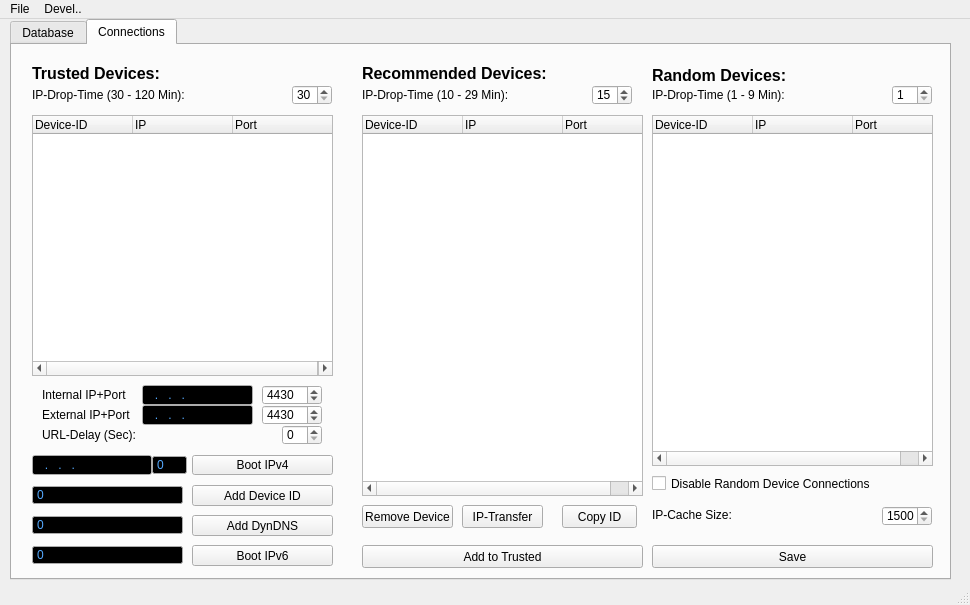
Above: ui/aradomain.ui from berndhs/arado before the change. Below: the same form after it.
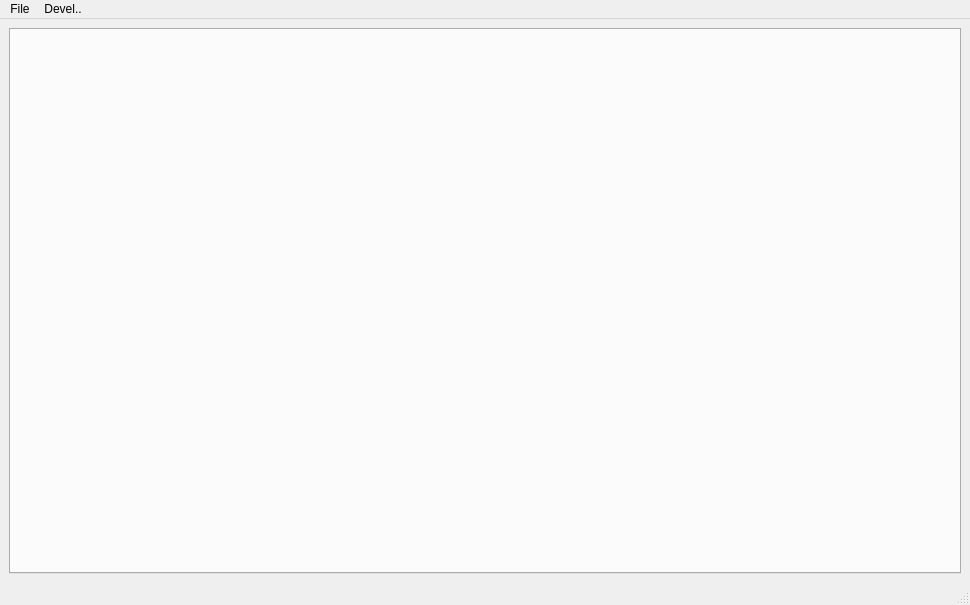
That is the form after the change. The open tabs and pages were chosen to show the change. Icons and pictures are not drawn.

Commit message: reorganize display widgets, display some things from the URL database

```diff
--- a/ui/aradomain.ui
+++ b/ui/aradomain.ui
@@ -14,1400 +14,11 @@
    <string>MainWindow</string>
   </property>
   <widget class="QWidget" name="centralwidget">
-   <widget class="QTabWidget" name="tabWidgetDatabase">
-    <property name="geometry">
-     <rect>
-      <x>10</x>
-      <y>0</y>
-      <width>941</width>
-      <height>561</height>
-     </rect>
-    </property>
-    <property name="sizePolicy">
-     <sizepolicy hsizetype="Preferred" vsizetype="Expanding">
-      <horstretch>0</horstretch>
-      <verstretch>0</verstretch>
-     </sizepolicy>
-    </property>
-    <property name="minimumSize">
-     <size>
-      <width>0</width>
-      <height>0</height>
-     </size>
-    </property>
-    <property name="currentIndex">
-     <number>0</number>
-    </property>
-    <widget class="QWidget" name="tab_database">
-     <attribute name="title">
-      <string>Database</string>
-     </attribute>
-     <widget class="QPushButton" name="buttonrecent">
-      <property name="geometry">
-       <rect>
-        <x>830</x>
-        <y>90</y>
-        <width>80</width>
-        <height>25</height>
-       </rect>
-      </property>
-      <property name="toolTip">
-       <string>Show the latest added URLs on top.</string>
-      </property>
-      <property name="text">
-       <string>Show Recent</string>
-      </property>
-     </widget>
-     <widget class="QPushButton" name="buttonfilter">
-      <property name="geometry">
-       <rect>
-        <x>720</x>
-        <y>90</y>
-        <width>80</width>
-        <height>25</height>
-       </rect>
-      </property>
-      <property name="toolTip">
-       <string>Filter your local URL-database for the entered keyword(s).</string>
-      </property>
-      <property name="text">
-       <string>Search</string>
-      </property>
-     </widget>
-     <widget class="QLabel" name="label">
-      <property name="geometry">
-       <rect>
-        <x>150</x>
-        <y>30</y>
-        <width>10000</width>
-        <height>45</height>
-       </rect>
-      </property>
-      <property name="minimumSize">
-       <size>
-        <width>10000</width>
-        <height>0</height>
-       </size>
-      </property>
-      <property name="font">
-       <font>
-        <pointsize>24</pointsize>
-        <weight>75</weight>
-        <bold>true</bold>
-       </font>
-      </property>
-      <property name="toolTip">
-       <string>ARADO is a networked URL Database, which saves your added URLs and syncs newest URLs with your connected devices.</string>
-      </property>
-      <property name="text">
-       <string>ARADO - URL Database</string>
-      </property>
-     </widget>
-     <widget class="QLineEdit" name="textenterbox">
-      <property name="geometry">
-       <rect>
-        <x>120</x>
-        <y>90</y>
-        <width>571</width>
-        <height>25</height>
-       </rect>
-      </property>
-      <property name="toolTip">
-       <string>Enter a keyword or SHA1 for a search in your local URL-database or enter any URL to add it to your database.</string>
-      </property>
-     </widget>
-     <widget class="QLabel" name="labelconnections">
-      <property name="geometry">
-       <rect>
-        <x>770</x>
-        <y>500</y>
-        <width>151</width>
-        <height>20</height>
-       </rect>
-      </property>
-      <property name="toolTip">
-       <string>Shows how many incoming and outgoing connections are established (maximum = 30). If connections = 0, please add one online IP+Port and press the boot button to connect and fill the IP-cache.</string>
-      </property>
-      <property name="text">
-       <string>Connections (in/out): 30/30</string>
-      </property>
-     </widget>
-     <widget class="QPushButton" name="buttonopenurl">
-      <property name="geometry">
-       <rect>
-        <x>580</x>
-        <y>30</y>
-        <width>341</width>
-        <height>40</height>
-       </rect>
-      </property>
-      <property name="toolTip">
-       <string>Open the marked URL in the browser.</string>
-      </property>
-      <property name="text">
-       <string>Browse URL</string>
-      </property>
-     </widget>
-     <widget class="QPushButton" name="buttonaddurl">
-      <property name="geometry">
-       <rect>
-        <x>15</x>
-        <y>25</y>
-        <width>90</width>
-        <height>90</height>
-       </rect>
-      </property>
-      <property name="toolTip">
-       <string>Add URL: Press the logo and add the entered URL to your local database. A pop-up window asks you to add a short URL description or keywords seperated by blanks.</string>
-      </property>
-      <property name="text">
-       <string/>
-      </property>
-      <property name="icon">
-       <iconset>
-        <normaloff>../../../../Users/extensa/.designer/arado-logo-coloured.png</normaloff>../../../../Users/extensa/.designer/arado-logo-coloured.png</iconset>
-      </property>
-      <property name="iconSize">
-       <size>
-        <width>90</width>
-        <height>90</height>
-       </size>
-      </property>
-     </widget>
-     <widget class="QScrollArea" name="scrollArea">
-      <property name="geometry">
-       <rect>
-        <x>15</x>
-        <y>130</y>
-        <width>901</width>
-        <height>361</height>
-       </rect>
-      </property>
-      <property name="widgetResizable">
-       <bool>true</bool>
-      </property>
-      <widget class="QWidget" name="scrollAreaWidgetContents">
-       <property name="geometry">
-        <rect>
-         <x>0</x>
-         <y>0</y>
-         <width>899</width>
-         <height>359</height>
-        </rect>
-       </property>
-       <widget class="QTreeWidget" name="treeWidget_4">
-        <property name="geometry">
-         <rect>
-          <x>10</x>
-          <y>10</y>
-          <width>881</width>
-          <height>341</height>
-         </rect>
-        </property>
-        <attribute name="headerDefaultSectionSize">
-         <number>200</number>
-        </attribute>
-        <column>
-         <property name="text">
-          <string>SHA1</string>
-         </property>
-        </column>
-        <column>
-         <property name="text">
-          <string>TITLE / DESCRIPTION</string>
-         </property>
-        </column>
-        <column>
-         <property name="text">
-          <string>URL</string>
-         </property>
-        </column>
-        <column>
-         <property name="text">
-          <string>KEYWORDS</string>
-         </property>
-        </column>
-        <column>
-         <property name="text">
-          <string>INCOMING TIME</string>
-         </property>
-        </column>
-       </widget>
-      </widget>
-     </widget>
-    </widget>
-    <widget class="QWidget" name="tab_devices">
-     <attribute name="title">
-      <string>Connections</string>
-     </attribute>
-     <widget class="QTreeWidget" name="treeWidget">
-      <property name="geometry">
-       <rect>
-        <x>20</x>
-        <y>70</y>
-        <width>301</width>
-        <height>261</height>
-       </rect>
-      </property>
-      <attribute name="headerDefaultSectionSize">
-       <number>100</number>
-      </attribute>
-      <column>
-       <property name="text">
-        <string>Device-ID</string>
-       </property>
-      </column>
-      <column>
-       <property name="text">
-        <string>IP</string>
-       </property>
-      </column>
-      <column>
-       <property name="text">
-        <string>Port</string>
-       </property>
-      </column>
-     </widget>
-     <widget class="QTreeWidget" name="treeWidget_2">
-      <property name="geometry">
-       <rect>
-        <x>350</x>
-        <y>70</y>
-        <width>281</width>
-        <height>381</height>
-       </rect>
-      </property>
-      <attribute name="headerDefaultSectionSize">
-       <number>100</number>
-      </attribute>
-      <column>
-       <property name="text">
-        <string>Device-ID</string>
-       </property>
-      </column>
-      <column>
-       <property name="text">
-        <string>IP</string>
-       </property>
-      </column>
-      <column>
-       <property name="text">
-        <string>Port</string>
-       </property>
-      </column>
-     </widget>
-     <widget class="QTreeWidget" name="treeWidget_3">
-      <property name="geometry">
-       <rect>
-        <x>640</x>
-        <y>70</y>
-        <width>281</width>
-        <height>351</height>
-       </rect>
-      </property>
-      <attribute name="headerDefaultSectionSize">
-       <number>100</number>
-      </attribute>
-      <column>
-       <property name="text">
-        <string>Device-ID</string>
-       </property>
-      </column>
-      <column>
-       <property name="text">
-        <string>IP</string>
-       </property>
-      </column>
-      <column>
-       <property name="text">
-        <string>Port</string>
-       </property>
-      </column>
-     </widget>
-     <widget class="QLabel" name="label_2">
-      <property name="geometry">
-       <rect>
-        <x>20</x>
-        <y>20</y>
-        <width>301</width>
-        <height>16</height>
-       </rect>
-      </property>
-      <property name="font">
-       <font>
-        <pointsize>12</pointsize>
-        <weight>75</weight>
-        <bold>true</bold>
-       </font>
-      </property>
-      <property name="text">
-       <string>Trusted Devices:</string>
-      </property>
-     </widget>
-     <widget class="QLabel" name="label_3">
-      <property name="geometry">
-       <rect>
-        <x>350</x>
-        <y>20</y>
-        <width>271</width>
-        <height>16</height>
-       </rect>
-      </property>
-      <property name="font">
-       <font>
-        <pointsize>12</pointsize>
-        <weight>75</weight>
-        <bold>true</bold>
-       </font>
-      </property>
-      <property name="text">
-       <string>Recommended Devices:</string>
-      </property>
-     </widget>
-     <widget class="QLabel" name="label_4">
-      <property name="geometry">
-       <rect>
-        <x>640</x>
-        <y>20</y>
-        <width>281</width>
-        <height>20</height>
-       </rect>
-      </property>
-      <property name="font">
-       <font>
-        <pointsize>12</pointsize>
-        <weight>75</weight>
-        <bold>true</bold>
-       </font>
-      </property>
-      <property name="text">
-       <string>Random Devices:</string>
-      </property>
-     </widget>
-     <widget class="QLineEdit" name="addip_2">
-      <property name="geometry">
-       <rect>
-        <x>20</x>
-        <y>410</y>
-        <width>120</width>
-        <height>20</height>
-       </rect>
-      </property>
-      <property name="palette">
-       <palette>
-        <active>
-         <colorrole role="Text">
-          <brush brushstyle="SolidPattern">
-           <color alpha="255">
-            <red>85</red>
-            <green>170</green>
-            <blue>255</blue>
-           </color>
-          </brush>
-         </colorrole>
-         <colorrole role="Base">
-          <brush brushstyle="SolidPattern">
-           <color alpha="255">
-            <red>0</red>
-            <green>0</green>
-            <blue>0</blue>
-           </color>
-          </brush>
-         </colorrole>
-        </active>
-        <inactive>
-         <colorrole role="Text">
-          <brush brushstyle="SolidPattern">
-           <color alpha="255">
-            <red>85</red>
-            <green>170</green>
-            <blue>255</blue>
-           </color>
-          </brush>
-         </colorrole>
-         <colorrole role="Base">
-          <brush brushstyle="SolidPattern">
-           <color alpha="255">
-            <red>0</red>
-            <green>0</green>
-            <blue>0</blue>
-           </color>
-          </brush>
-         </colorrole>
-        </inactive>
-        <disabled>
-         <colorrole role="Text">
-          <brush brushstyle="SolidPattern">
-           <color alpha="255">
-            <red>190</red>
-            <green>190</green>
-            <blue>190</blue>
-           </color>
-          </brush>
-         </colorrole>
-         <colorrole role="Base">
-          <brush brushstyle="SolidPattern">
-           <color alpha="255">
-            <red>239</red>
-            <green>235</green>
-            <blue>231</blue>
-           </color>
-          </brush>
-         </colorrole>
-        </disabled>
-       </palette>
-      </property>
-      <property name="font">
-       <font>
-        <kerning>true</kerning>
-       </font>
-      </property>
-      <property name="toolTip">
-       <string>Enter any online  IP-Adress of your network, if the IP-cache is empty.</string>
-      </property>
-      <property name="inputMask">
-       <string>999.999.999.999; </string>
-      </property>
-      <property name="frame">
-       <bool>true</bool>
-      </property>
-     </widget>
-     <widget class="QPushButton" name="buttonboot_2">
-      <property name="geometry">
-       <rect>
-        <x>180</x>
-        <y>410</y>
-        <width>141</width>
-        <height>20</height>
-       </rect>
-      </property>
-      <property name="toolTip">
-       <string>Boot with an IP+Port, if the IP-cache is empty or outdated.</string>
-      </property>
-      <property name="text">
-       <string>Boot IPv4</string>
-      </property>
-     </widget>
-     <widget class="QSpinBox" name="addport_2">
-      <property name="geometry">
-       <rect>
-        <x>140</x>
-        <y>410</y>
-        <width>35</width>
-        <height>20</height>
-       </rect>
-      </property>
-      <property name="sizePolicy">
-       <sizepolicy hsizetype="Expanding" vsizetype="Fixed">
-        <horstretch>0</horstretch>
-        <verstretch>0</verstretch>
-       </sizepolicy>
-      </property>
-      <property name="palette">
-       <palette>
-        <active>
-         <colorrole role="Text">
-          <brush brushstyle="SolidPattern">
-           <color alpha="255">
-            <red>85</red>
-            <green>170</green>
-            <blue>255</blue>
-           </color>
-          </brush>
-         </colorrole>
-         <colorrole role="Base">
-          <brush brushstyle="SolidPattern">
-           <color alpha="255">
-            <red>0</red>
-            <green>0</green>
-            <blue>0</blue>
-           </color>
-          </brush>
-         </colorrole>
-        </active>
-        <inactive>
-         <colorrole role="Text">
-          <brush brushstyle="SolidPattern">
-           <color alpha="255">
-            <red>85</red>
-            <green>170</green>
-            <blue>255</blue>
-           </color>
-          </brush>
-         </colorrole>
-         <colorrole role="Base">
-          <brush brushstyle="SolidPattern">
-           <color alpha="255">
-            <red>0</red>
-            <green>0</green>
-            <blue>0</blue>
-           </color>
-          </brush>
-         </colorrole>
-        </inactive>
-        <disabled>
-         <colorrole role="Text">
-          <brush brushstyle="SolidPattern">
-           <color alpha="255">
-            <red>190</red>
-            <green>190</green>
-            <blue>190</blue>
-           </color>
-          </brush>
-         </colorrole>
-         <colorrole role="Base">
-          <brush brushstyle="SolidPattern">
-           <color alpha="255">
-            <red>239</red>
-            <green>235</green>
-            <blue>231</blue>
-           </color>
-          </brush>
-         </colorrole>
-        </disabled>
-       </palette>
-      </property>
-      <property name="toolTip">
-       <string>Add the referring port of the entered IP.</string>
-      </property>
-      <property name="frame">
-       <bool>true</bool>
-      </property>
-      <property name="buttonSymbols">
-       <enum>QAbstractSpinBox::NoButtons</enum>
-      </property>
-      <property name="maximum">
-       <number>65535</number>
-      </property>
-     </widget>
-     <widget class="QPushButton" name="pushButton">
-      <property name="geometry">
-       <rect>
-        <x>350</x>
-        <y>460</y>
-        <width>91</width>
-        <height>23</height>
-       </rect>
-      </property>
-      <property name="toolTip">
-       <string>Removes a trusted IP from the list.</string>
-      </property>
-      <property name="text">
-       <string>Remove Device</string>
-      </property>
-     </widget>
-     <widget class="QPushButton" name="pushButton_2">
-      <property name="geometry">
-       <rect>
-        <x>350</x>
-        <y>500</y>
-        <width>281</width>
-        <height>23</height>
-       </rect>
-      </property>
-      <property name="toolTip">
-       <string>Adds an IP from recommended or random list to trusted list.</string>
-      </property>
-      <property name="text">
-       <string>Add to Trusted</string>
-      </property>
-     </widget>
-     <widget class="QPushButton" name="pushButton_3">
-      <property name="geometry">
-       <rect>
-        <x>180</x>
-        <y>440</y>
-        <width>141</width>
-        <height>21</height>
-       </rect>
-      </property>
-      <property name="toolTip">
-       <string>Enter the Device-IP, the DHT will find the current IP.</string>
-      </property>
-      <property name="text">
-       <string>Add Device ID</string>
-      </property>
-     </widget>
-     <widget class="QSpinBox" name="addport_3">
-      <property name="geometry">
-       <rect>
-        <x>20</x>
-        <y>440</y>
-        <width>151</width>
-        <height>20</height>
-       </rect>
-      </property>
-      <property name="sizePolicy">
-       <sizepolicy hsizetype="Expanding" vsizetype="Fixed">
-        <horstretch>0</horstretch>
-        <verstretch>0</verstretch>
-       </sizepolicy>
-      </property>
-      <property name="palette">
-       <palette>
-        <active>
-         <colorrole role="Text">
-          <brush brushstyle="SolidPattern">
-           <color alpha="255">
-            <red>85</red>
-            <green>170</green>
-            <blue>255</blue>
-           </color>
-          </brush>
-         </colorrole>
-         <colorrole role="Base">
-          <brush brushstyle="SolidPattern">
-           <color alpha="255">
-            <red>0</red>
-            <green>0</green>
-            <blue>0</blue>
-           </color>
-          </brush>
-         </colorrole>
-        </active>
-        <inactive>
-         <colorrole role="Text">
-          <brush brushstyle="SolidPattern">
-           <color alpha="255">
-            <red>85</red>
-            <green>170</green>
-            <blue>255</blue>
-           </color>
-          </brush>
-         </colorrole>
-         <colorrole role="Base">
-          <brush brushstyle="SolidPattern">
-           <color alpha="255">
-            <red>0</red>
-            <green>0</green>
-            <blue>0</blue>
-           </color>
-          </brush>
-         </colorrole>
-        </inactive>
-        <disabled>
-         <colorrole role="Text">
-          <brush brushstyle="SolidPattern">
-           <color alpha="255">
-            <red>190</red>
-            <green>190</green>
-            <blue>190</blue>
-           </color>
-          </brush>
-         </colorrole>
-         <colorrole role="Base">
-          <brush brushstyle="SolidPattern">
-           <color alpha="255">
-            <red>239</red>
-            <green>235</green>
-            <blue>231</blue>
-           </color>
-          </brush>
-         </colorrole>
-        </disabled>
-       </palette>
-      </property>
-      <property name="toolTip">
-       <string>Add the referring port of the entered IP.</string>
-      </property>
-      <property name="frame">
-       <bool>true</bool>
-      </property>
-      <property name="buttonSymbols">
-       <enum>QAbstractSpinBox::NoButtons</enum>
-      </property>
-      <property name="maximum">
-       <number>65535</number>
-      </property>
-     </widget>
-     <widget class="QPushButton" name="pushButton_5">
-      <property name="geometry">
-       <rect>
-        <x>450</x>
-        <y>460</y>
-        <width>81</width>
-        <height>23</height>
-       </rect>
-      </property>
-      <property name="toolTip">
-       <string>Asks connected devices for their trusted, recommended and random Device-IP-Lists. Trusted Devices are transfered to Recommended List. All other into Random List.</string>
-      </property>
-      <property name="text">
-       <string>IP-Transfer</string>
-      </property>
-     </widget>
-     <widget class="QSpinBox" name="ipdrop_4">
-      <property name="geometry">
-       <rect>
-        <x>280</x>
-        <y>40</y>
-        <width>40</width>
-        <height>20</height>
-       </rect>
-      </property>
-      <property name="toolTip">
-       <string>IP-connections of your devices are dropped for sync-balancing reasons each X minutes (10-30).</string>
-      </property>
-      <property name="locale">
-       <locale language="German" country="Germany"/>
-      </property>
-      <property name="minimum">
-       <number>30</number>
-      </property>
-      <property name="maximum">
-       <number>120</number>
-      </property>
-     </widget>
-     <widget class="QLabel" name="labelipdrop_4">
-      <property name="geometry">
-       <rect>
-        <x>20</x>
-        <y>40</y>
-        <width>251</width>
-        <height>20</height>
-       </rect>
-      </property>
-      <property name="text">
-       <string>IP-Drop-Time (30 - 120 Min):</string>
-      </property>
-     </widget>
-     <widget class="QSpinBox" name="ipdrop_3">
-      <property name="geometry">
-       <rect>
-        <x>580</x>
-        <y>40</y>
-        <width>40</width>
-        <height>20</height>
-       </rect>
-      </property>
-      <property name="toolTip">
-       <string>IP-connections of your devices are dropped for sync-balancing reasons each X minutes (10-30).</string>
-      </property>
-      <property name="locale">
-       <locale language="German" country="Germany"/>
-      </property>
-      <property name="minimum">
-       <number>10</number>
-      </property>
-      <property name="maximum">
-       <number>29</number>
-      </property>
-      <property name="value">
-       <number>15</number>
-      </property>
-     </widget>
-     <widget class="QLabel" name="labelipdrop_3">
-      <property name="geometry">
-       <rect>
-        <x>350</x>
-        <y>40</y>
-        <width>231</width>
-        <height>20</height>
-       </rect>
-      </property>
-      <property name="text">
-       <string>IP-Drop-Time (10 - 29 Min):</string>
-      </property>
-     </widget>
-     <widget class="QLabel" name="labelipdrop_2">
-      <property name="geometry">
-       <rect>
-        <x>640</x>
-        <y>40</y>
-        <width>221</width>
-        <height>20</height>
-       </rect>
-      </property>
-      <property name="text">
-       <string>IP-Drop-Time (1 - 9 Min):</string>
-      </property>
-     </widget>
-     <widget class="QSpinBox" name="ipdrop_2">
-      <property name="geometry">
-       <rect>
-        <x>880</x>
-        <y>40</y>
-        <width>40</width>
-        <height>20</height>
-       </rect>
-      </property>
-      <property name="toolTip">
-       <string>IP-connections of your devices are dropped for sync-balancing reasons each X minutes (10-30).</string>
-      </property>
-      <property name="locale">
-       <locale language="German" country="Germany"/>
-      </property>
-      <property name="minimum">
-       <number>1</number>
-      </property>
-      <property name="maximum">
-       <number>9</number>
-      </property>
-     </widget>
-     <widget class="QPushButton" name="pushButton_4">
-      <property name="geometry">
-       <rect>
-        <x>180</x>
-        <y>470</y>
-        <width>141</width>
-        <height>21</height>
-       </rect>
-      </property>
-      <property name="toolTip">
-       <string>Add DynDNS URL for any IP to the trusted Cache.</string>
-      </property>
-      <property name="text">
-       <string>Add DynDNS</string>
-      </property>
-     </widget>
-     <widget class="QSpinBox" name="addport_5">
-      <property name="geometry">
-       <rect>
-        <x>20</x>
-        <y>470</y>
-        <width>151</width>
-        <height>20</height>
-       </rect>
-      </property>
-      <property name="sizePolicy">
-       <sizepolicy hsizetype="Expanding" vsizetype="Fixed">
-        <horstretch>0</horstretch>
-        <verstretch>0</verstretch>
-       </sizepolicy>
-      </property>
-      <property name="palette">
-       <palette>
-        <active>
-         <colorrole role="Text">
-          <brush brushstyle="SolidPattern">
-           <color alpha="255">
-            <red>85</red>
-            <green>170</green>
-            <blue>255</blue>
-           </color>
-          </brush>
-         </colorrole>
-         <colorrole role="Base">
-          <brush brushstyle="SolidPattern">
-           <color alpha="255">
-            <red>0</red>
-            <green>0</green>
-            <blue>0</blue>
-           </color>
-          </brush>
-         </colorrole>
-        </active>
-        <inactive>
-         <colorrole role="Text">
-          <brush brushstyle="SolidPattern">
-           <color alpha="255">
-            <red>85</red>
-            <green>170</green>
-            <blue>255</blue>
-           </color>
-          </brush>
-         </colorrole>
-         <colorrole role="Base">
-          <brush brushstyle="SolidPattern">
-           <color alpha="255">
-            <red>0</red>
-            <green>0</green>
-            <blue>0</blue>
-           </color>
-          </brush>
-         </colorrole>
-        </inactive>
-        <disabled>
-         <colorrole role="Text">
-          <brush brushstyle="SolidPattern">
-           <color alpha="255">
-            <red>190</red>
-            <green>190</green>
-            <blue>190</blue>
-           </color>
-          </brush>
-         </colorrole>
-         <colorrole role="Base">
-          <brush brushstyle="SolidPattern">
-           <color alpha="255">
-            <red>239</red>
-            <green>235</green>
-            <blue>231</blue>
-           </color>
-          </brush>
-         </colorrole>
-        </disabled>
-       </palette>
-      </property>
-      <property name="toolTip">
-       <string>Add the referring port of the entered IP.</string>
-      </property>
-      <property name="frame">
-       <bool>true</bool>
-      </property>
-      <property name="buttonSymbols">
-       <enum>QAbstractSpinBox::NoButtons</enum>
-      </property>
-      <property name="maximum">
-       <number>65535</number>
-      </property>
-     </widget>
-     <widget class="QSpinBox" name="addport_6">
-      <property name="geometry">
-       <rect>
-        <x>20</x>
-        <y>500</y>
-        <width>151</width>
-        <height>20</height>
-       </rect>
-      </property>
-      <property name="sizePolicy">
-       <sizepolicy hsizetype="Expanding" vsizetype="Fixed">
-        <horstretch>0</horstretch>
-        <verstretch>0</verstretch>
-       </sizepolicy>
-      </property>
-      <property name="palette">
-       <palette>
-        <active>
-         <colorrole role="Text">
-          <brush brushstyle="SolidPattern">
-           <color alpha="255">
-            <red>85</red>
-            <green>170</green>
-            <blue>255</blue>
-           </color>
-          </brush>
-         </colorrole>
-         <colorrole role="Base">
-          <brush brushstyle="SolidPattern">
-           <color alpha="255">
-            <red>0</red>
-            <green>0</green>
-            <blue>0</blue>
-           </color>
-          </brush>
-         </colorrole>
-        </active>
-        <inactive>
-         <colorrole role="Text">
-          <brush brushstyle="SolidPattern">
-           <color alpha="255">
-            <red>85</red>
-            <green>170</green>
-            <blue>255</blue>
-           </color>
-          </brush>
-         </colorrole>
-         <colorrole role="Base">
-          <brush brushstyle="SolidPattern">
-           <color alpha="255">
-            <red>0</red>
-            <green>0</green>
-            <blue>0</blue>
-           </color>
-          </brush>
-         </colorrole>
-        </inactive>
-        <disabled>
-         <colorrole role="Text">
-          <brush brushstyle="SolidPattern">
-           <color alpha="255">
-            <red>190</red>
-            <green>190</green>
-            <blue>190</blue>
-           </color>
-          </brush>
-         </colorrole>
-         <colorrole role="Base">
-          <brush brushstyle="SolidPattern">
-           <color alpha="255">
-            <red>239</red>
-            <green>235</green>
-            <blue>231</blue>
-           </color>
-          </brush>
-         </colorrole>
-        </disabled>
-       </palette>
-      </property>
-      <property name="toolTip">
-       <string>Add the referring port of the entered IP.</string>
-      </property>
-      <property name="frame">
-       <bool>true</bool>
-      </property>
-      <property name="buttonSymbols">
-       <enum>QAbstractSpinBox::NoButtons</enum>
-      </property>
-      <property name="maximum">
-       <number>65535</number>
-      </property>
-     </widget>
-     <widget class="QPushButton" name="pushButton_6">
-      <property name="geometry">
-       <rect>
-        <x>180</x>
-        <y>500</y>
-        <width>141</width>
-        <height>21</height>
-       </rect>
-      </property>
-      <property name="toolTip">
-       <string>Boot with any online IPv6 Adress</string>
-      </property>
-      <property name="text">
-       <string>Boot IPv6</string>
-      </property>
-     </widget>
-     <widget class="QSpinBox" name="ipcachesize_3">
-      <property name="geometry">
-       <rect>
-        <x>870</x>
-        <y>461</y>
-        <width>50</width>
-        <height>20</height>
-       </rect>
-      </property>
-      <property name="toolTip">
-       <string>Amount of IP-adresses in your IP-cache (1500-5000). Rise up, if all IP-adresses are outdated or offline and connections fail after a start.  Then each minute a request is sent to the boot-IP-connections, to fill the cache for 100%.</string>
-      </property>
-      <property name="minimum">
-       <number>1500</number>
-      </property>
-      <property name="maximum">
-       <number>5000</number>
-      </property>
-      <property name="value">
-       <number>1500</number>
-      </property>
-     </widget>
-     <widget class="QLabel" name="labelipcachesize_3">
-      <property name="geometry">
-       <rect>
-        <x>640</x>
-        <y>460</y>
-        <width>221</width>
-        <height>20</height>
-       </rect>
-      </property>
-      <property name="text">
-       <string>IP-Cache Size:</string>
-      </property>
-     </widget>
-     <widget class="QLabel" name="labelurldelay_3">
-      <property name="geometry">
-       <rect>
-        <x>30</x>
-        <y>380</y>
-        <width>231</width>
-        <height>20</height>
-       </rect>
-      </property>
-      <property name="text">
-       <string>URL-Delay (Sec):</string>
-      </property>
-     </widget>
-     <widget class="QSpinBox" name="urldelay_3">
-      <property name="geometry">
-       <rect>
-        <x>270</x>
-        <y>380</y>
-        <width>40</width>
-        <height>20</height>
-       </rect>
-      </property>
-      <property name="toolTip">
-       <string>An URLs is transferred each X seconds to each connection. Delay defines the used bandwidth. 0 means as fast as possible.</string>
-      </property>
-     </widget>
-     <widget class="QSpinBox" name="myport_2">
-      <property name="geometry">
-       <rect>
-        <x>250</x>
-        <y>360</y>
-        <width>60</width>
-        <height>20</height>
-       </rect>
-      </property>
-      <property name="toolTip">
-       <string>You need to forward this port in your NAT/router, if you want to connect.</string>
-      </property>
-      <property name="maximum">
-       <number>65535</number>
-      </property>
-      <property name="value">
-       <number>4430</number>
-      </property>
-     </widget>
-     <widget class="QLabel" name="labelmyport_2">
-      <property name="geometry">
-       <rect>
-        <x>30</x>
-        <y>340</y>
-        <width>91</width>
-        <height>20</height>
-       </rect>
-      </property>
-      <property name="text">
-       <string>Internal IP+Port</string>
-      </property>
-     </widget>
-     <widget class="QPushButton" name="pushButton_savesettings_2">
-      <property name="geometry">
-       <rect>
-        <x>640</x>
-        <y>500</y>
-        <width>281</width>
-        <height>23</height>
-       </rect>
-      </property>
-      <property name="toolTip">
-       <string>Save current Settings.</string>
-      </property>
-      <property name="text">
-       <string>Save</string>
-      </property>
-     </widget>
-     <widget class="QPushButton" name="pushButton_7">
-      <property name="geometry">
-       <rect>
-        <x>550</x>
-        <y>460</y>
-        <width>75</width>
-        <height>23</height>
-       </rect>
-      </property>
-      <property name="toolTip">
-       <string>Copy your Device-ID to the clipboard</string>
-      </property>
-      <property name="text">
-       <string>Copy ID</string>
-      </property>
-     </widget>
-     <widget class="QCheckBox" name="checkBox">
-      <property name="geometry">
-       <rect>
-        <x>640</x>
-        <y>430</y>
-        <width>271</width>
-        <height>17</height>
-       </rect>
-      </property>
-      <property name="text">
-       <string>Disable Random Device Connections</string>
-      </property>
-     </widget>
-     <widget class="QLineEdit" name="addip_3">
-      <property name="geometry">
-       <rect>
-        <x>130</x>
-        <y>360</y>
-        <width>111</width>
-        <height>20</height>
-       </rect>
-      </property>
-      <property name="palette">
-       <palette>
-        <active>
-         <colorrole role="Text">
-          <brush brushstyle="SolidPattern">
-           <color alpha="255">
-            <red>85</red>
-            <green>170</green>
-            <blue>255</blue>
-           </color>
-          </brush>
-         </colorrole>
-         <colorrole role="Base">
-          <brush brushstyle="SolidPattern">
-           <color alpha="255">
-            <red>0</red>
-            <green>0</green>
-            <blue>0</blue>
-           </color>
-          </brush>
-         </colorrole>
-        </active>
-        <inactive>
-         <colorrole role="Text">
-          <brush brushstyle="SolidPattern">
-           <color alpha="255">
-            <red>85</red>
-            <green>170</green>
-            <blue>255</blue>
-           </color>
-          </brush>
-         </colorrole>
-         <colorrole role="Base">
-          <brush brushstyle="SolidPattern">
-           <color alpha="255">
-            <red>0</red>
-            <green>0</green>
-            <blue>0</blue>
-           </color>
-          </brush>
-         </colorrole>
-        </inactive>
-        <disabled>
-         <colorrole role="Text">
-          <brush brushstyle="SolidPattern">
-           <color alpha="255">
-            <red>190</red>
-            <green>190</green>
-            <blue>190</blue>
-           </color>
-          </brush>
-         </colorrole>
-         <colorrole role="Base">
-          <brush brushstyle="SolidPattern">
-           <color alpha="255">
-            <red>239</red>
-            <green>235</green>
-            <blue>231</blue>
-           </color>
-          </brush>
-         </colorrole>
-        </disabled>
-       </palette>
-      </property>
-      <property name="font">
-       <font>
-        <kerning>true</kerning>
-       </font>
-      </property>
-      <property name="toolTip">
-       <string>Enter any online  IP-Adress of your network, if the IP-cache is empty.</string>
-      </property>
-      <property name="inputMask">
-       <string>999.999.999.999; </string>
-      </property>
-      <property name="frame">
-       <bool>true</bool>
-      </property>
-     </widget>
-     <widget class="QLineEdit" name="addip_4">
-      <property name="geometry">
-       <rect>
-        <x>130</x>
-        <y>340</y>
-        <width>111</width>
-        <height>20</height>
-       </rect>
-      </property>
-      <property name="palette">
-       <palette>
-        <active>
-         <colorrole role="Text">
-          <brush brushstyle="SolidPattern">
-           <color alpha="255">
-            <red>85</red>
-            <green>170</green>
-            <blue>255</blue>
-           </color>
-          </brush>
-         </colorrole>
-         <colorrole role="Base">
-          <brush brushstyle="SolidPattern">
-           <color alpha="255">
-            <red>0</red>
-            <green>0</green>
-            <blue>0</blue>
-           </color>
-          </brush>
-         </colorrole>
-        </active>
-        <inactive>
-         <colorrole role="Text">
-          <brush brushstyle="SolidPattern">
-           <color alpha="255">
-            <red>85</red>
-            <green>170</green>
-            <blue>255</blue>
-           </color>
-          </brush>
-         </colorrole>
-         <colorrole role="Base">
-          <brush brushstyle="SolidPattern">
-           <color alpha="255">
-            <red>0</red>
-            <green>0</green>
-            <blue>0</blue>
-           </color>
-          </brush>
-         </colorrole>
-        </inactive>
-        <disabled>
-         <colorrole role="Text">
-          <brush brushstyle="SolidPattern">
-           <color alpha="255">
-            <red>190</red>
-            <green>190</green>
-            <blue>190</blue>
-           </color>
-          </brush>
-         </colorrole>
-         <colorrole role="Base">
-          <brush brushstyle="SolidPattern">
-           <color alpha="255">
-            <red>239</red>
-            <green>235</green>
-            <blue>231</blue>
-           </color>
-          </brush>
-         </colorrole>
-        </disabled>
-       </palette>
-      </property>
-      <property name="font">
-       <font>
-        <kerning>true</kerning>
-       </font>
-      </property>
-      <property name="toolTip">
-       <string>Enter any online  IP-Adress of your network, if the IP-cache is empty.</string>
-      </property>
-      <property name="inputMask">
-       <string>999.999.999.999; </string>
-      </property>
-      <property name="frame">
-       <bool>true</bool>
-      </property>
-     </widget>
-     <widget class="QSpinBox" name="myport_3">
-      <property name="geometry">
-       <rect>
-        <x>250</x>
-        <y>340</y>
-        <width>60</width>
-        <height>20</height>
-       </rect>
-      </property>
-      <property name="toolTip">
-       <string>You need to forward this port in your NAT/router, if you want to connect.</string>
-      </property>
-      <property name="maximum">
-       <number>65535</number>
-      </property>
-      <property name="value">
-       <number>4430</number>
-      </property>
-     </widget>
-     <widget class="QLabel" name="labelmyport_3">
-      <property name="geometry">
-       <rect>
-        <x>30</x>
-        <y>360</y>
-        <width>91</width>
-        <height>20</height>
-       </rect>
-      </property>
-      <property name="text">
-       <string>External IP+Port</string>
-      </property>
-     </widget>
-    </widget>
-   </widget>
+   <layout class="QGridLayout" name="gridLayout">
+    <item row="0" column="0">
+     <widget class="QTabWidget" name="tabWidget"/>
+    </item>
+   </layout>
   </widget>
   <widget class="QMenuBar" name="menubar">
    <property name="geometry">
```
The commit also changes 14 other files.
